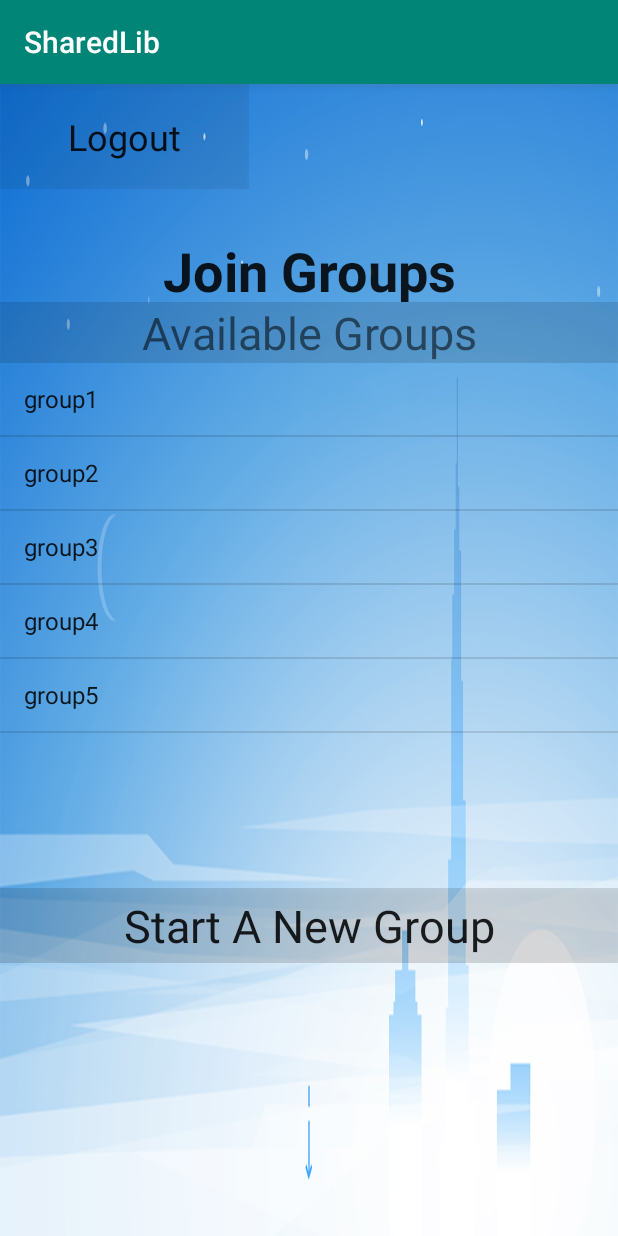
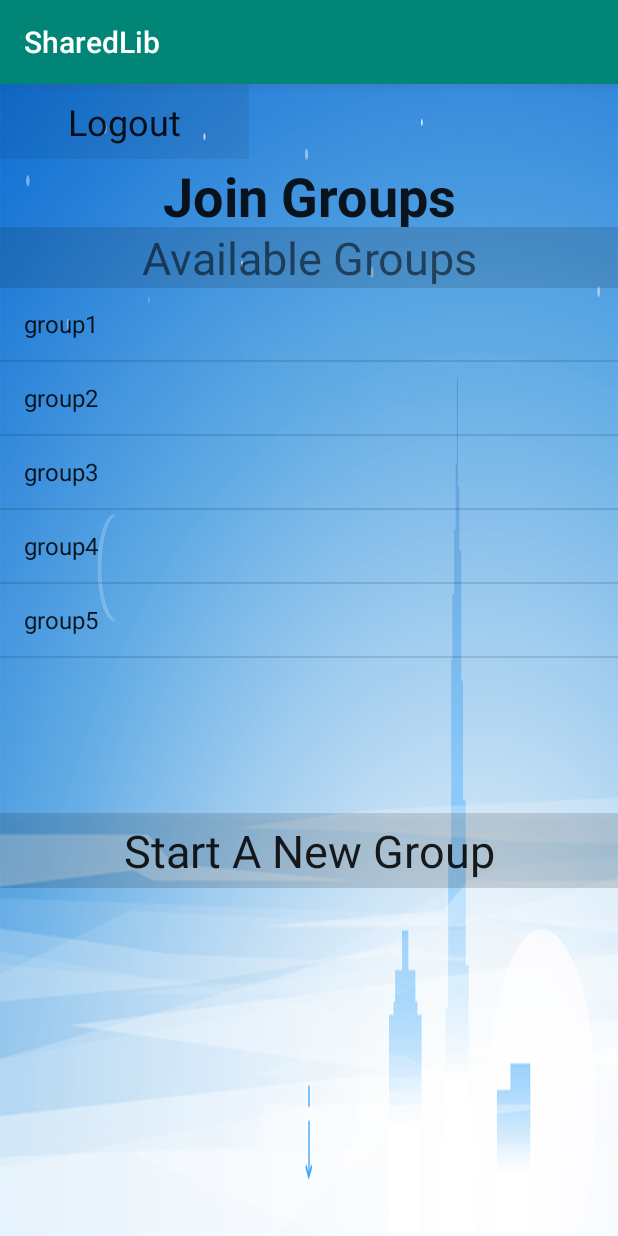
Before and after one commit to DeepDarkFTC/SharedLib, an Android app: the FormGroups screen opened directly, with no data from a screen before it, on a phone screen of 412 x 824 dp. Run offline under Robolectric (Android 15) with nearby library versions, the phone set to English and light mode, and no system bars; our stand-ins replace Firebase (no records; nobody signed in at launch, a user with empty details on screens opened directly); 1 statement that could not run was skipped.

Commit message:
update the layout

```diff
--- a/app/src/main/java/com/example/sharedlib/ErcLibraryActivity.java
+++ b/app/src/main/java/com/example/sharedlib/ErcLibraryActivity.java
@@ -1,5 +1,6 @@
 package com.example.sharedlib;
 
+import android.app.Activity;
 import android.content.Intent;
 import android.os.Bundle;
 import android.view.View;
@@ -8,7 +9,7 @@ import android.widget.TextView;
 
 import androidx.appcompat.app.AppCompatActivity;
 
-public class ErcLibraryActivity extends AppCompatActivity {
+public class ErcLibraryActivity extends Activity {
 
     private TextView userNameTextView;
 
--- a/app/src/main/res/layout/activity_arc_library.xml
+++ b/app/src/main/res/layout/activity_arc_library.xml
@@ -13,7 +13,7 @@
         <Button
             android:id="@+id/button_logout_arc"
             android:layout_width="148dp"
-            android:layout_height="70dp"
+            android:layout_height="50dp"
             android:layout_weight="1"
             android:background="#10000000"
             android:text="Logout"
@@ -24,7 +24,7 @@
         <TextView
             android:id="@+id/text_username_arc"
             android:layout_width="227dp"
-            android:layout_height="47dp"
+            android:layout_height="50dp"
             android:layout_weight="1"
             android:text="UserName"
             android:textAlignment="center"
--- a/app/src/main/res/layout/activity_bailieu_library.xml
+++ b/app/src/main/res/layout/activity_bailieu_library.xml
@@ -7,13 +7,13 @@
 
     <LinearLayout
         android:layout_width="match_parent"
-        android:layout_height="100dp"
+        android:layout_height="wrap_content"
         android:orientation="horizontal">
 
         <Button
             android:id="@+id/button_logout_bailieu"
             android:layout_width="148dp"
-            android:layout_height="70dp"
+            android:layout_height="50dp"
             android:layout_weight="1"
             android:background="#10000000"
             android:text="Logout"
@@ -24,7 +24,7 @@
         <TextView
             android:id="@+id/text_username_bailieu"
             android:layout_width="227dp"
-            android:layout_height="47dp"
+            android:layout_height="50dp"
             android:layout_weight="1"
             android:text="UserName"
             android:textAlignment="center"
--- a/app/src/main/res/layout/activity_erc_library.xml
+++ b/app/src/main/res/layout/activity_erc_library.xml
@@ -7,13 +7,13 @@
 
     <LinearLayout
         android:layout_width="match_parent"
-        android:layout_height="100dp"
+        android:layout_height="wrap_content"
         android:orientation="horizontal">
 
         <Button
             android:id="@+id/button_logout_erc"
             android:layout_width="148dp"
-            android:layout_height="70dp"
+            android:layout_height="50dp"
             android:layout_weight="1"
             android:background="#10000000"
             android:text="Logout"
@@ -24,7 +24,7 @@
         <TextView
             android:id="@+id/text_username_erc"
             android:layout_width="227dp"
-            android:layout_height="47dp"
+            android:layout_height="50dp"
             android:layout_weight="1"
             android:text="UserName"
             android:textAlignment="center"
--- a/app/src/main/res/layout/activity_form_groups.xml
+++ b/app/src/main/res/layout/activity_form_groups.xml
@@ -8,13 +8,13 @@
 
     <LinearLayout
         android:layout_width="match_parent"
-        android:layout_height="100dp"
+        android:layout_height="wrap_content"
         android:orientation="horizontal">
 
         <Button
             android:id="@+id/button_logout_formgroups"
             android:layout_width="148dp"
-            android:layout_height="70dp"
+            android:layout_height="50dp"
             android:layout_weight="1"
             android:background="#10000000"
             android:text="Logout"
@@ -25,7 +25,7 @@
         <TextView
             android:id="@+id/text_username_formgroups"
             android:layout_width="227dp"
-            android:layout_height="47dp"
+            android:layout_height="50dp"
             android:layout_weight="1"
             android:text="UserName"
             android:textAlignment="center"
--- a/app/src/main/res/layout/activity_giblin_library.xml
+++ b/app/src/main/res/layout/activity_giblin_library.xml
@@ -7,13 +7,13 @@
 
     <LinearLayout
         android:layout_width="match_parent"
-        android:layout_height="100dp"
+        android:layout_height="wrap_content"
         android:orientation="horizontal">
 
         <Button
             android:id="@+id/button_logout_giblin"
             android:layout_width="148dp"
-            android:layout_height="70dp"
+            android:layout_height="50dp"
             android:layout_weight="1"
             android:background="#10000000"
             android:text="Logout"
@@ -24,7 +24,7 @@
         <TextView
             android:id="@+id/text_username_giblin"
             android:layout_width="227dp"
-            android:layout_height="47dp"
+            android:layout_height="50dp"
             android:layout_weight="1"
             android:text="UserName"
             android:textAlignment="center"
--- a/app/src/main/res/layout/activity_home_page.xml
+++ b/app/src/main/res/layout/activity_home_page.xml
@@ -8,13 +8,13 @@
 
     <LinearLayout
         android:layout_width="match_parent"
-        android:layout_height="100dp"
+        android:layout_height="wrap_content"
         android:orientation="horizontal">
 
         <Button
             android:id="@+id/button_logout_homepage"
             android:layout_width="148dp"
-            android:layout_height="70dp"
+            android:layout_height="50dp"
             android:layout_weight="1"
             android:background="#10000000"
             android:text="Logout"
@@ -25,7 +25,7 @@
         <TextView
             android:id="@+id/text_username_homepage"
             android:layout_width="227dp"
-            android:layout_height="47dp"
+            android:layout_height="50dp"
             android:layout_weight="1"
             android:text="Welcome"
             android:textAlignment="center"
--- a/app/src/main/res/layout/activity_library_seats.xml
+++ b/app/src/main/res/layout/activity_library_seats.xml
@@ -8,13 +8,13 @@
 
     <LinearLayout
         android:layout_width="match_parent"
-        android:layout_height="100dp"
+        android:layout_height="wrap_content"
         android:orientation="horizontal">
 
         <Button
             android:id="@+id/button_logout_libraryseats"
             android:layout_width="148dp"
-            android:layout_height="70dp"
+            android:layout_height="50dp"
             android:layout_weight="1"
             android:background="#10000000"
             android:text="Logout"
@@ -25,7 +25,7 @@
         <TextView
             android:id="@+id/text_username_libraryseats"
             android:layout_width="227dp"
-            android:layout_height="47dp"
+            android:layout_height="50dp"
             android:layout_weight="1"
             android:text="UserName"
             android:textAlignment="center"
--- a/app/src/main/res/layout/activity_new_group.xml
+++ b/app/src/main/res/layout/activity_new_group.xml
@@ -9,7 +9,7 @@
 
     <LinearLayout
         android:layout_width="match_parent"
-        android:layout_height="100dp"
+        android:layout_height="wrap_content"
         android:orientation="horizontal">
 
         <Button
--- a/app/src/main/res/layout/activity_search_seats.xml
+++ b/app/src/main/res/layout/activity_search_seats.xml
@@ -8,7 +8,7 @@
 
     <LinearLayout
         android:layout_width="match_parent"
-        android:layout_height="100dp"
+        android:layout_height="wrap_content"
         android:orientation="horizontal">
 
         <Button
--- a/app/src/main/res/layout/activity_study_time.xml
+++ b/app/src/main/res/layout/activity_study_time.xml
@@ -11,7 +11,7 @@
 
     <LinearLayout
         android:layout_width="match_parent"
-        android:layout_height="100dp"
+        android:layout_height="wrap_content"
         android:orientation="horizontal">
 
         <Button
--- a/app/src/main/res/layout/activity_studytime_ranking.xml
+++ b/app/src/main/res/layout/activity_studytime_ranking.xml
@@ -8,7 +8,7 @@
 
     <LinearLayout
         android:layout_width="match_parent"
-        android:layout_height="100dp"
+        android:layout_height="wrap_content"
         android:orientation="horizontal">
 
         <Button
```
